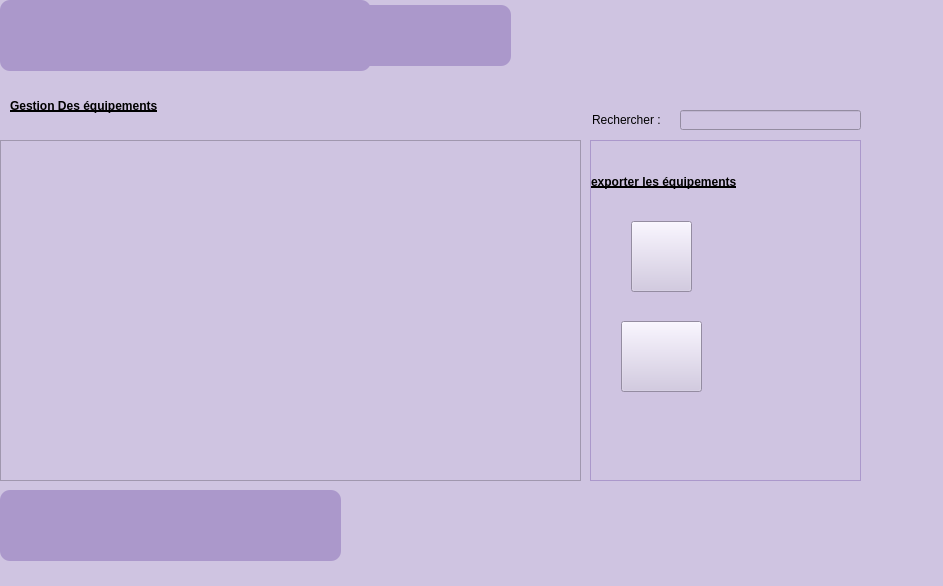
First picture: the form in stock.ui, repository brahimABD98/smartkids, before the edit.
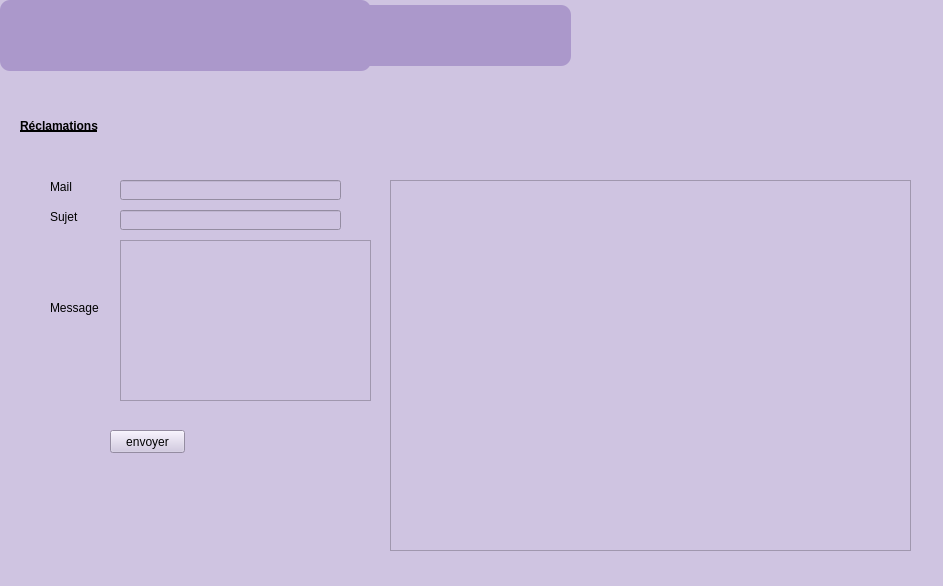
Second picture: the form after the edit. Icons and pictures are not drawn.

Diff of the .ui file:
```diff
--- a/stock.ui
+++ b/stock.ui
@@ -196,12 +196,12 @@
     <rect>
      <x>0</x>
      <y>80</y>
-     <width>871</width>
-     <height>481</height>
+     <width>931</width>
+     <height>491</height>
     </rect>
    </property>
    <property name="currentIndex">
-    <number>1</number>
+    <number>2</number>
    </property>
    <widget class="QWidget" name="page_6">
     <widget class="QTableView" name="tableView_aliment">
@@ -1961,13 +1961,141 @@
      </widget>
     </widget>
    </widget>
+   <widget class="QWidget" name="page_11">
+    <widget class="QLabel" name="label_14">
+     <property name="geometry">
+      <rect>
+       <x>20</x>
+       <y>30</y>
+       <width>221</width>
+       <height>31</height>
+      </rect>
+     </property>
+     <property name="styleSheet">
+      <string notr="true">font: 75 19pt &quot;Quicksand&quot;;
+text-decoration: underline;
+font-weight:bold;</string>
+     </property>
+     <property name="text">
+      <string>Réclamations</string>
+     </property>
+    </widget>
+    <widget class="QStackedWidget" name="stackedWidget">
+     <property name="geometry">
+      <rect>
+       <x>20</x>
+       <y>80</y>
+       <width>901</width>
+       <height>411</height>
+      </rect>
+     </property>
+     <property name="currentIndex">
+      <number>0</number>
+     </property>
+     <widget class="QWidget" name="page_12">
+      <widget class="QTextEdit" name="textEdit">
+       <property name="geometry">
+        <rect>
+         <x>100</x>
+         <y>80</y>
+         <width>251</width>
+         <height>161</height>
+        </rect>
+       </property>
+      </widget>
+      <widget class="QPushButton" name="pushButton_2">
+       <property name="geometry">
+        <rect>
+         <x>90</x>
+         <y>270</y>
+         <width>75</width>
+         <height>23</height>
+        </rect>
+       </property>
+       <property name="text">
+        <string>envoyer</string>
+       </property>
+      </widget>
+      <widget class="QLineEdit" name="lineEdit_5">
+       <property name="geometry">
+        <rect>
+         <x>100</x>
+         <y>20</y>
+         <width>221</width>
+         <height>20</height>
+        </rect>
+       </property>
+      </widget>
+      <widget class="QLabel" name="label_15">
+       <property name="geometry">
+        <rect>
+         <x>30</x>
+         <y>20</y>
+         <width>47</width>
+         <height>14</height>
+        </rect>
+       </property>
+       <property name="text">
+        <string>Mail</string>
+       </property>
+      </widget>
+      <widget class="QLabel" name="label_22">
+       <property name="geometry">
+        <rect>
+         <x>30</x>
+         <y>140</y>
+         <width>61</width>
+         <height>16</height>
+        </rect>
+       </property>
+       <property name="text">
+        <string>Message</string>
+       </property>
+      </widget>
+      <widget class="QLabel" name="label_23">
+       <property name="geometry">
+        <rect>
+         <x>30</x>
+         <y>50</y>
+         <width>47</width>
+         <height>14</height>
+        </rect>
+       </property>
+       <property name="text">
+        <string>Sujet</string>
+       </property>
+      </widget>
+      <widget class="QTableView" name="tab_P">
+       <property name="geometry">
+        <rect>
+         <x>370</x>
+         <y>20</y>
+         <width>521</width>
+         <height>371</height>
+        </rect>
+       </property>
+      </widget>
+      <widget class="QLineEdit" name="lineEdit_6">
+       <property name="geometry">
+        <rect>
+         <x>100</x>
+         <y>50</y>
+         <width>221</width>
+         <height>20</height>
+        </rect>
+       </property>
+      </widget>
+     </widget>
+     <widget class="QWidget" name="page_13"/>
+    </widget>
+   </widget>
   </widget>
   <widget class="QFrame" name="frame_4">
    <property name="geometry">
     <rect>
      <x>360</x>
      <y>5</y>
-     <width>151</width>
+     <width>211</width>
      <height>61</height>
     </rect>
    </property>
@@ -2033,6 +2161,32 @@
      <bool>true</bool>
     </property>
    </widget>
+   <widget class="QPushButton" name="pushButton_reclamation">
+    <property name="geometry">
+     <rect>
+      <x>148</x>
+      <y>5</y>
+      <width>51</width>
+      <height>51</height>
+     </rect>
+    </property>
+    <property name="styleSheet">
+     <string notr="true">border-image: url(:/new/prefix1/icon/reclamation.png);
+</string>
+    </property>
+    <property name="text">
+     <string/>
+    </property>
+    <property name="autoDefault">
+     <bool>true</bool>
+    </property>
+    <property name="default">
+     <bool>true</bool>
+    </property>
+    <property name="flat">
+     <bool>true</bool>
+    </property>
+   </widget>
   </widget>
  </widget>
  <resources/>
```
